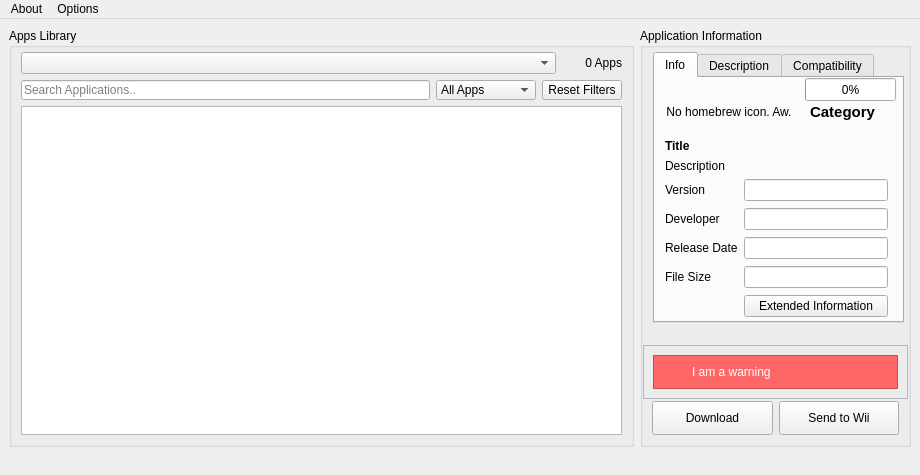
Before: the Qt Designer form gui/united.ui in dhtdht020/osc-dl, drawn with Qt 5.
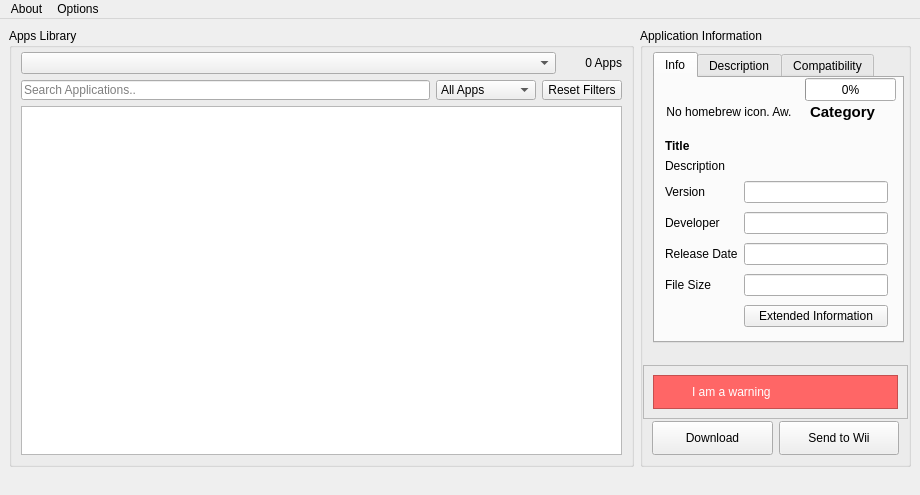
After: the same form once the commit is applied.

```diff
--- a/gui/united.ui
+++ b/gui/united.ui
@@ -7,7 +7,7 @@
     <x>0</x>
     <y>0</y>
     <width>920</width>
-    <height>475</height>
+    <height>495</height>
    </rect>
   </property>
   <property name="sizePolicy">
@@ -19,7 +19,7 @@
   <property name="minimumSize">
    <size>
     <width>920</width>
-    <height>475</height>
+    <height>495</height>
    </size>
   </property>
   <property name="windowTitle">
@@ -290,7 +290,7 @@
             <x>10</x>
             <y>0</y>
             <width>251</width>
-            <height>271</height>
+            <height>291</height>
            </rect>
           </property>
           <property name="currentIndex">
@@ -443,7 +443,7 @@
               <x>10</x>
               <y>100</y>
               <width>223</width>
-              <height>140</height>
+              <height>156</height>
              </rect>
             </property>
             <layout class="QGridLayout" name="AppMetadata_GridLayout">
```
Left out of the diff: 33 changed lines with no effect on the pictures.
